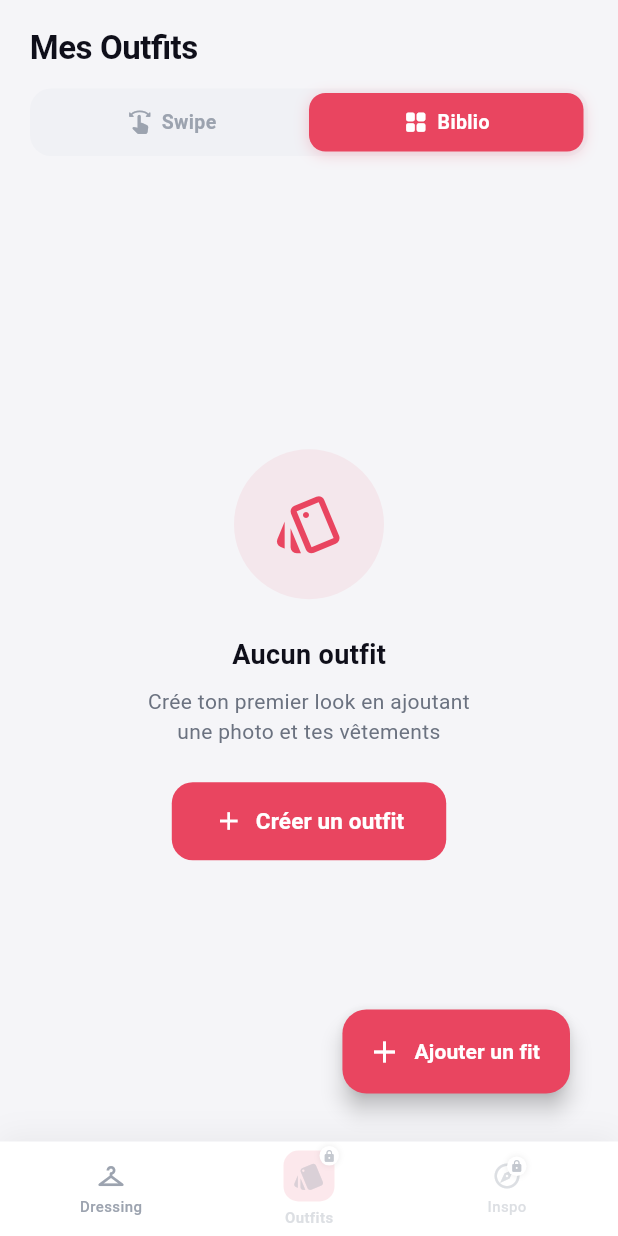
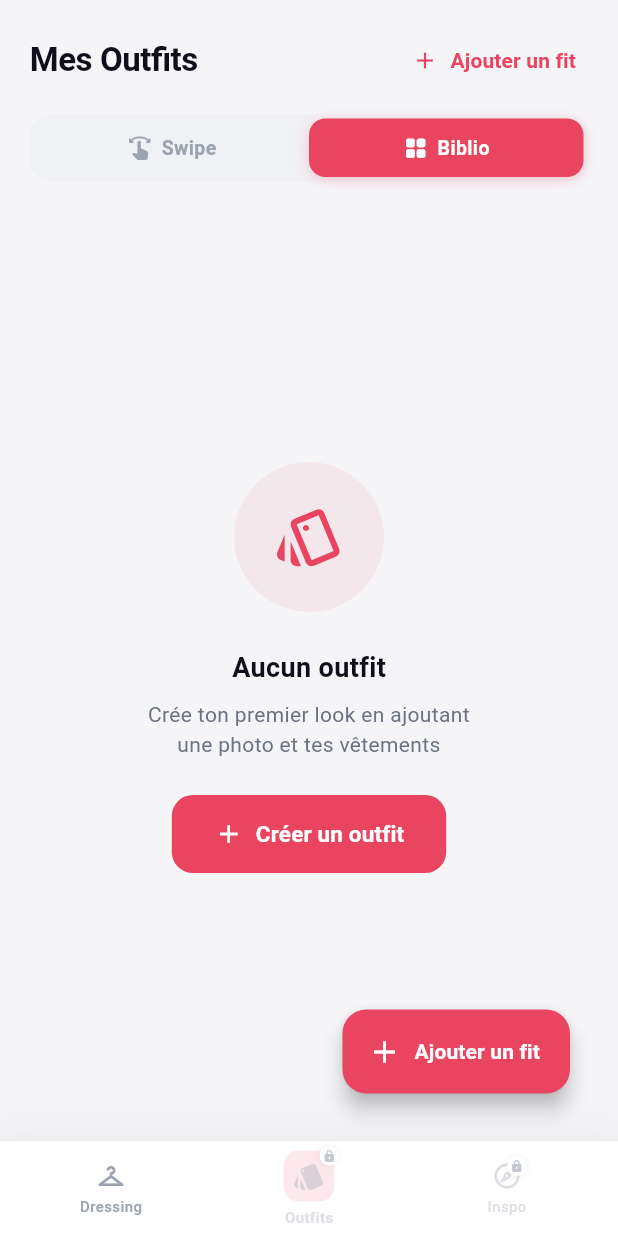
Before and after one commit to payssho/uniSaps, a Flutter app: the HomeScreen screen opened by its route, swiped to page 2, on a phone screen of 412 x 824 dp. Run offline on Flutter 3.47's test engine with Material 3 defaults, Android fonts, the phone set to English and light mode, and no system bars; drawn by our look-alikes of flutter_animate; our stand-ins replace cached_network_image, cloud_firestore, firebase_auth, firebase_core, firebase_storage, flutter_card_swiper and 3 more; accounts and stored records are empty; generated files the repository leaves out were written again; Roboto replaces fonts that are missing (SF Pro Display).

Commit message:
feat: disable horizontal swipe on Outfits tab and add 'Ajouter un fit' button for improved user experience

```diff
--- a/frontend/lib/screens/home/home_screen.dart
+++ b/frontend/lib/screens/home/home_screen.dart
@@ -130,6 +130,11 @@ class _HomeScreenState extends ConsumerState<HomeScreen> {
             children: [
               PageView(
                 controller: _pageController,
+                // Désactiver le swipe horizontal quand on est sur Outfits (onglet 1),
+                // pour éviter les changements d'onglet accidentels en mode swipe.
+                physics: _currentTab == 1
+                    ? const NeverScrollableScrollPhysics()
+                    : const PageScrollPhysics(),
                 onPageChanged: (index) {
                   setState(() => _currentTab = index);
                   ref.read(selectedTabProvider.notifier).state = index;
--- a/frontend/lib/screens/outfits/outfits_screen.dart
+++ b/frontend/lib/screens/outfits/outfits_screen.dart
@@ -82,6 +82,7 @@ class _OutfitsScreenState extends ConsumerState<OutfitsScreen> {
                             .read(outfitNotifierProvider.notifier)
                             .clearDailyOutfit(uid);
                       },
+                      onAddFit: _openCreation,
                     );
                   }
                 }
@@ -90,6 +91,7 @@ class _OutfitsScreenState extends ConsumerState<OutfitsScreen> {
                   children: [
                     _Header(
                       streak: streak,
+                      onAdd: _openCreation,
                     ),
                     const SizedBox(height: 12),
                     _ModeToggle(
@@ -225,8 +227,9 @@ class _OutfitsScreenState extends ConsumerState<OutfitsScreen> {
 // ---------------------------------------------------------------------------
 class _Header extends StatelessWidget {
   final int streak;
-
-  const _Header({required this.streak});
+  final VoidCallback onAdd;
+
+  const _Header({required this.streak, required this.onAdd});
 
   @override
   Widget build(BuildContext context) {
@@ -260,6 +263,14 @@ class _Header extends StatelessWidget {
                 ],
               ),
             ),
+          TextButton.icon(
+            onPressed: onAdd,
+            icon: const Icon(Icons.add, size: 18),
+            label: const Text(
+              'Ajouter un fit',
+              style: TextStyle(fontWeight: FontWeight.w600),
+            ),
+          ),
         ],
       ),
     );
@@ -1200,6 +1211,7 @@ class _DailyOutfitView extends StatelessWidget {
   final String dailyPhotoUrl;
   final VoidCallback onTakePhoto;
   final VoidCallback onChangeOutfit;
+  final VoidCallback onAddFit;
 
   const _DailyOutfitView({
     required this.outfit,
@@ -1208,6 +1220,7 @@ class _DailyOutfitView extends StatelessWidget {
     required this.dailyPhotoUrl,
     required this.onTakePhoto,
     required this.onChangeOutfit,
+    required this.onAddFit,
   });
 
   @override
@@ -1228,6 +1241,7 @@ class _DailyOutfitView extends StatelessWidget {
                 Container(
                   padding:
                       const EdgeInsets.symmetric(horizontal: 10, vertical: 4),
+                  margin: const EdgeInsets.only(right: 8),
                   decoration: BoxDecoration(
                     color: AppColors.warning.withOpacity(0.2),
                     borderRadius: BorderRadius.circular(12),
@@ -1244,6 +1258,14 @@ class _DailyOutfitView extends StatelessWidget {
                     ],
                   ),
                 ),
+              TextButton.icon(
+                onPressed: onAddFit,
+                icon: const Icon(Icons.add, size: 18),
+                label: const Text(
+                  'Ajouter un fit',
+                  style: TextStyle(fontWeight: FontWeight.w600),
+                ),
+              ),
             ],
           ),
         ),
```
